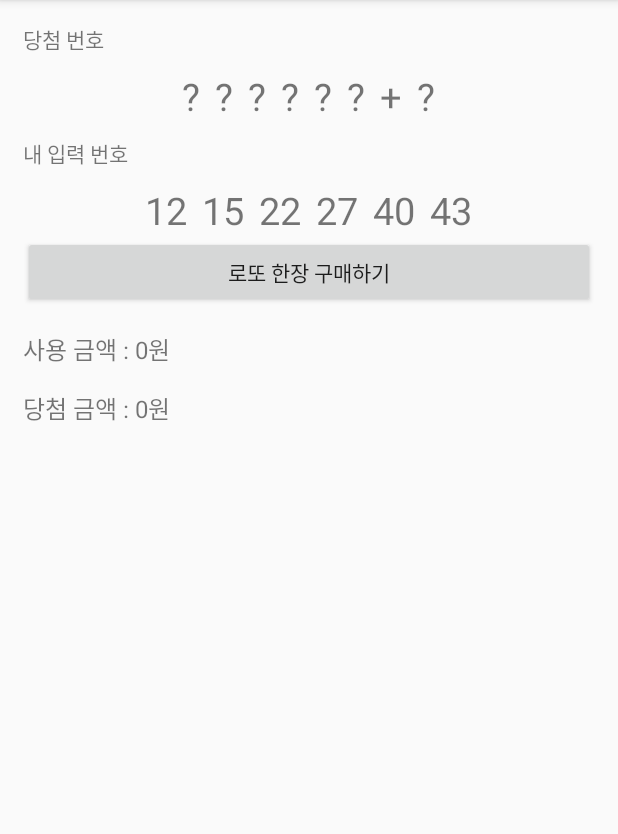
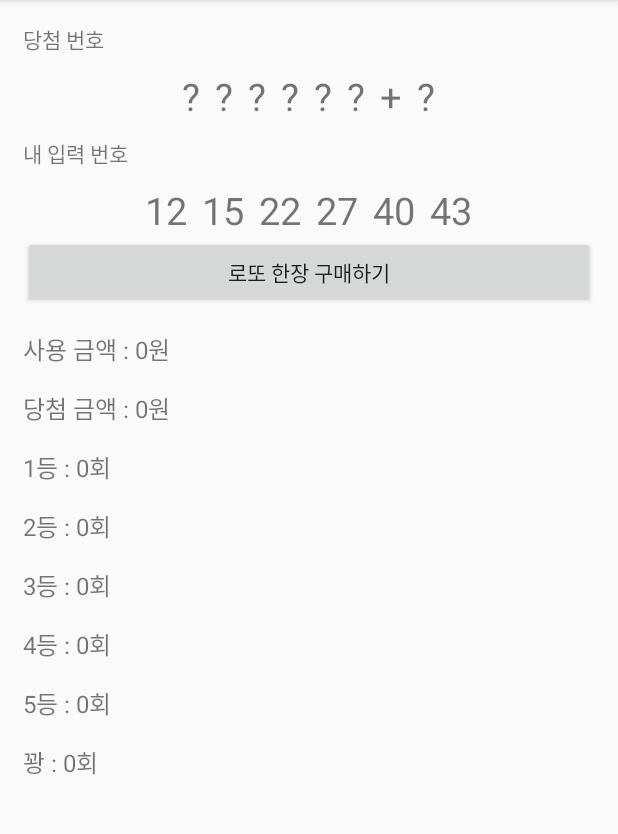
Before and after one commit to seakjh/FinalProject_02_LottoSimulator, an Android app: the screen it shows after launch (MainActivity), on a phone screen of 412 x 824 dp, the part 84-918 px from its top. Run offline under Robolectric (Android 15) with nearby library versions, the phone set to English and light mode, and no system bars; our stand-ins replace data binding.

Commit message:
등수 카운팅 텍스트뷰 추가

```diff
--- a/app/src/main/java/com/example/finalproject_02_lottosimulator/MainActivity.java
+++ b/app/src/main/java/com/example/finalproject_02_lottosimulator/MainActivity.java
@@ -23,6 +23,13 @@ public class MainActivity extends BaseActivity{
     int[] myLottoNumArr = {12, 15, 22, 27, 40, 43};
     long useMoneyAmount = 0;
     long winMoneyAmount = 0;
+
+    int firstRankCount = 0;
+    int secondRankCount = 0;
+    int thirdRankCount = 0;
+    int fourthRankCount = 0;
+    int fifthRankCount = 0;
+    int noRankCount = 0;
 
     ActivityMainBinding binding = null;
 
--- a/app/src/main/res/layout/activity_main.xml
+++ b/app/src/main/res/layout/activity_main.xml
@@ -164,6 +164,54 @@
             android:textSize="16sp"
             android:text="당첨 금액 : 0원"/>
 
+        <TextView
+            android:id="@+id/firstRankCountTxt"
+            android:layout_width="wrap_content"
+            android:layout_height="wrap_content"
+            android:layout_marginTop="15dp"
+            android:textSize="16sp"
+            android:text="1등 : 0회"/>
+
+        <TextView
+            android:id="@+id/secondRankCountTxt"
+            android:layout_width="wrap_content"
+            android:layout_height="wrap_content"
+            android:layout_marginTop="15dp"
+            android:textSize="16sp"
+            android:text="2등 : 0회"/>
+
+        <TextView
+            android:id="@+id/thirdRankCountTxt"
+            android:layout_width="wrap_content"
+            android:layout_height="wrap_content"
+            android:layout_marginTop="15dp"
+            android:textSize="16sp"
+            android:text="3등 : 0회"/>
+
+        <TextView
+            android:id="@+id/fourthRankCountTxt"
+            android:layout_width="wrap_content"
+            android:layout_height="wrap_content"
+            android:layout_marginTop="15dp"
+            android:textSize="16sp"
+            android:text="4등 : 0회"/>
+
+        <TextView
+            android:id="@+id/fifthRankCountTxt"
+            android:layout_width="wrap_content"
+            android:layout_height="wrap_content"
+            android:layout_marginTop="15dp"
+            android:textSize="16sp"
+            android:text="5등 : 0회"/>
+
+        <TextView
+            android:id="@+id/noRankCountTxt"
+            android:layout_width="wrap_content"
+            android:layout_height="wrap_content"
+            android:layout_marginTop="15dp"
+            android:textSize="16sp"
+            android:text="꽝 : 0회"/>
+
 
     </LinearLayout>
 </layout>
```
